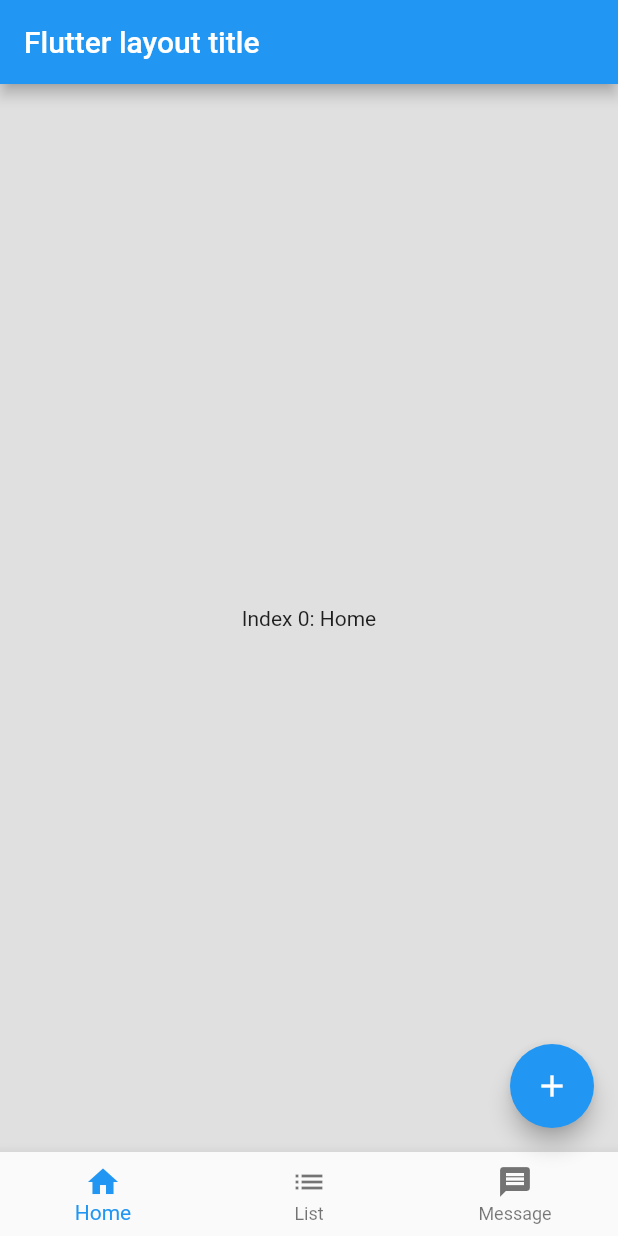
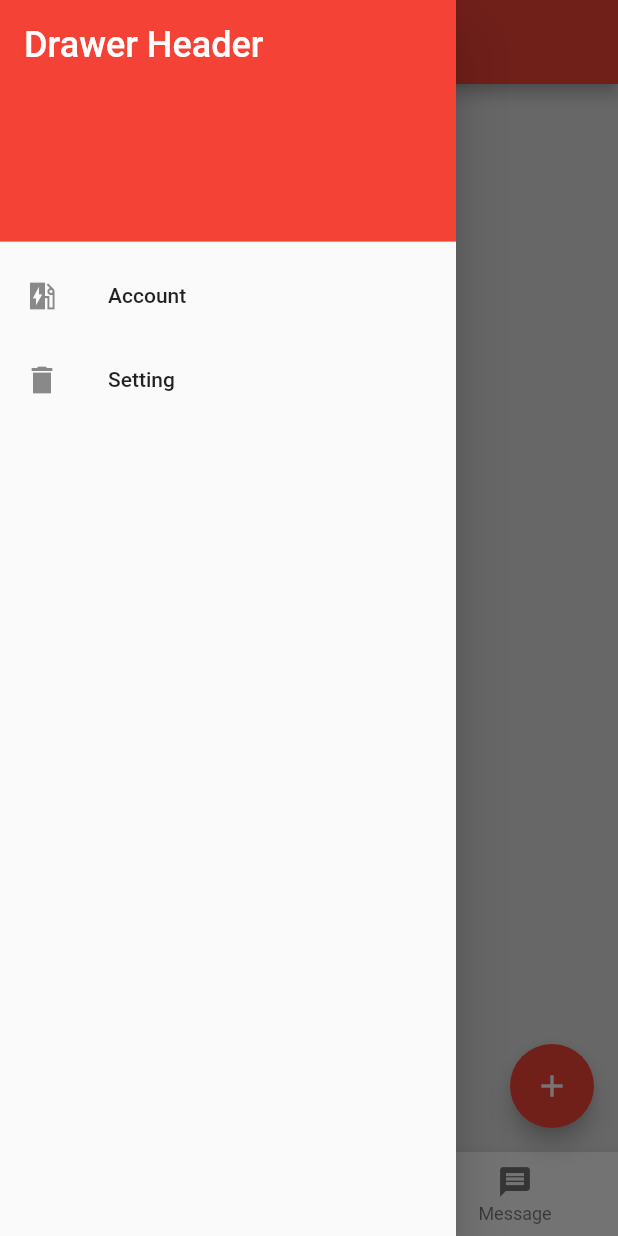
Before and after one commit to JessicaHuang210/flutter-demo, a Flutter app: the screen it shows after launch, with the side drawer open (before the commit the screen has no drawer), on a phone screen of 412 x 824 dp. Run offline on Flutter 3.47's test engine with Material 2 defaults, Android fonts, the phone set to English and light mode, and no system bars.

Commit message:
drawer、bottom tabs

```diff
--- a/lib/main.dart
+++ b/lib/main.dart
@@ -1,21 +1,25 @@
 import 'package:flutter/material.dart';
-import 'src/Tabs.dart';
+import 'src/widgets/ButtomTabs.dart';
+import 'src/widgets/DrawerItems.dart';
+
+import 'src/pages/PageWrap.dart';
 
 class Screen extends StatelessWidget {
   Screen({this.current});
   final int current;
   static const List<Widget> _widgetOptions = <Widget>[
+    Align(
+        alignment: Alignment.bottomLeft,
+        child: Text(
+          'Index 0: Home',
+        )),
     Center(
         child: Text(
-      'Index 0: Home',
+      'Index 2: List',
     )),
     Center(
         child: Text(
-      'Index 1: List',
-    )),
-    Center(
-        child: Text(
-      'Index 2: Message',
+      'Index 3: Message',
     )),
   ];
   @override
@@ -25,6 +29,9 @@ class Screen extends StatelessWidget {
 }
 
 class GlobalLayout extends StatefulWidget {
+  GlobalLayout({this.title});
+  final String title;
+
   @override
   GlobalLayoutState createState() => GlobalLayoutState();
 }
@@ -42,11 +49,12 @@ class GlobalLayoutState extends State<GlobalLayout> {
   Widget build(BuildContext context) {
     return Scaffold(
       appBar: AppBar(
-        title: Text('Flutter layout title'),
+        title: Text(widget.title),
       ),
+      drawer: DrawerItems(),
       body: Screen(current: current),
       backgroundColor: Colors.grey.shade300,
-      bottomNavigationBar: Tabs(
+      bottomNavigationBar: ButtomTabs(
         current: current,
         onChangeTab: onChangeTab,
       ),
@@ -63,7 +71,16 @@ class App extends StatelessWidget {
     return MaterialApp(
       debugShowCheckedModeBanner: false,
       title: 'flutter_demo',
-      home: GlobalLayout(),
+      home: GlobalLayout(title: 'flutter_router_demo'),
+      theme: ThemeData(
+        primaryColor: Colors.red,
+        primaryColorDark: Colors.red,
+        accentColor: Colors.red,
+      ),
+      routes: <String, WidgetBuilder>{
+        '/account': (BuildContext context) => PageWrap(title: 'Account'),
+        '/setting': (BuildContext context) => PageWrap(title: 'Setting'),
+      },
     );
   }
 }
--- a/lib/src/Tabs.dart
+++ /dev/null
@@ -1,19 +0,0 @@
-import 'package:flutter/material.dart';
-
-class Tabs extends StatelessWidget {
-  Tabs({this.current, this.onChangeTab});
-  final int current;
-  final Function onChangeTab;
-  @override
-  Widget build(BuildContext context) {
-    return BottomNavigationBar(
-        currentIndex: current,
-        items: [
-          BottomNavigationBarItem(title: Text("Home"), icon: Icon(Icons.home)),
-          BottomNavigationBarItem(title: Text("List"), icon: Icon(Icons.list)),
-          BottomNavigationBarItem(
-              title: Text("Message"), icon: Icon(Icons.message)),
-        ],
-        onTap: onChangeTab);
-  }
-}
--- /dev/null
+++ b/lib/src/pages/PageWrap.dart
@@ -0,0 +1,18 @@
+import 'package:flutter/material.dart';
+
+class PageWrap extends StatelessWidget {
+  PageWrap({this.title});
+  final String title;
+
+  @override
+  Widget build(BuildContext context) {
+    return Scaffold(
+      appBar: AppBar(
+        title: Text(title),
+      ),
+      body: Center(
+        child: Text(title),
+      ),
+    );
+  }
+}
--- /dev/null
+++ b/lib/src/widgets/ButtomTabs.dart
@@ -0,0 +1,21 @@
+import 'package:flutter/material.dart';
+
+class ButtomTabs extends StatelessWidget {
+  ButtomTabs({this.current, this.onChangeTab});
+  final int current;
+  final Function onChangeTab;
+  @override
+  Widget build(BuildContext context) {
+    return BottomNavigationBar(
+      type: BottomNavigationBarType.fixed,
+      currentIndex: current,
+      items: [
+        BottomNavigationBarItem(title: Text("Home"), icon: Icon(Icons.home)),
+        BottomNavigationBarItem(title: Text("List"), icon: Icon(Icons.list)),
+        BottomNavigationBarItem(
+            title: Text("Message"), icon: Icon(Icons.message)),
+      ],
+      onTap: onChangeTab,
+    );
+  }
+}
--- /dev/null
+++ b/lib/src/widgets/DrawerItems.dart
@@ -0,0 +1,41 @@
+import 'package:flutter/material.dart';
+
+class DrawerItems extends StatelessWidget {
+  final List<Map<String, dynamic>> menus = [
+    {'name': 'Account', 'path': 'account', 'icon': 59705},
+    {'name': 'Setting', 'path': 'setting', 'icon': 59576},
+  ];
+  @override
+  Widget build(BuildContext context) {
+    return Drawer(
+      child: ListView.builder(
+        padding: EdgeInsets.zero,
+        itemCount: menus.length + 1,
+        itemBuilder: (BuildContext context, int i) {
+          if (i == 0) {
+            return DrawerHeader(
+              decoration: BoxDecoration(
+                color: Colors.red,
+              ),
+              child: Text(
+                'Drawer Header',
+                style: TextStyle(
+                  color: Colors.white,
+                  fontSize: 24,
+                ),
+              ),
+            );
+          }
+          return ListTile(
+            leading: Icon(
+                IconData(menus[i - 1]["icon"], fontFamily: 'MaterialIcons')),
+            title: Text(menus[i - 1]["name"]),
+            onTap: () {
+              Navigator.of(context).pushNamed('/${menus[i - 1]["path"]}');
+            },
+          );
+        },
+      ),
+    );
+  }
+}
```
Also changed, not shown: 1 other file.
